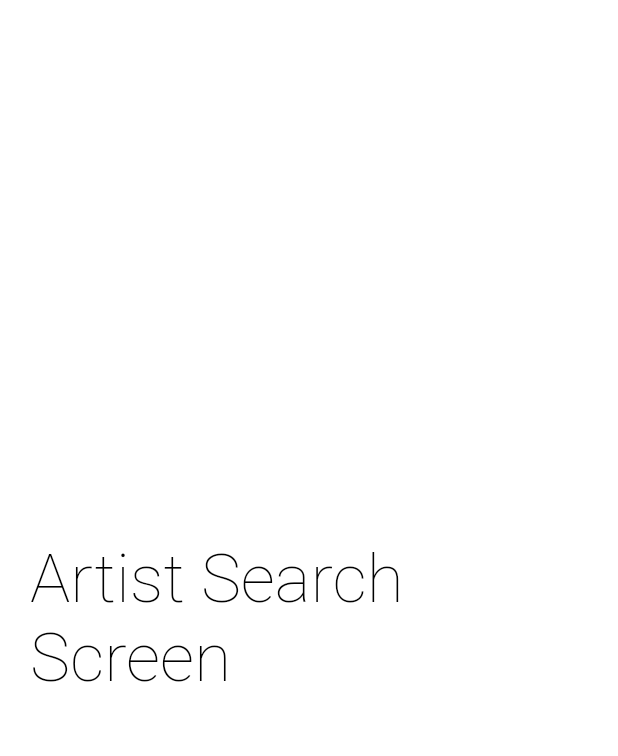
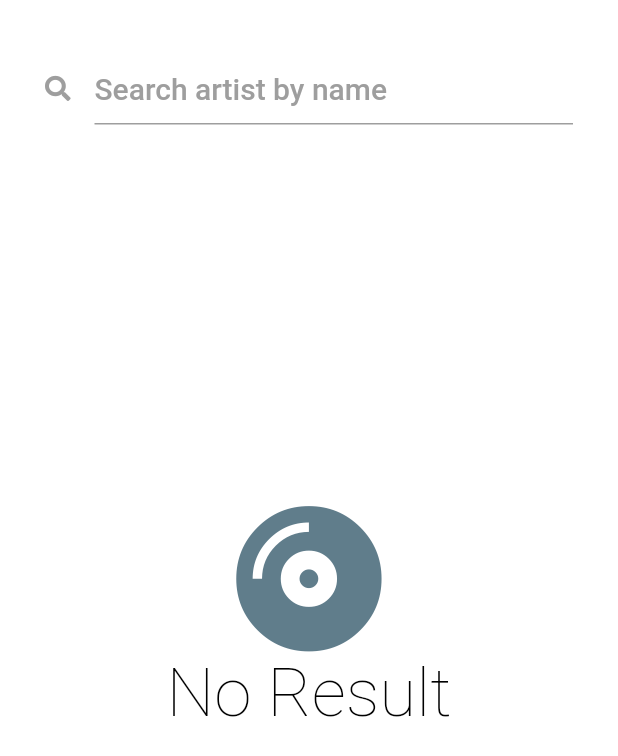
Before and after one commit to donaldking/last_fm_artist, a Flutter app: the screen it shows after launch, on a phone screen of 412 x 824 dp. Shown: the top 756 px of the screen. Run offline on Flutter 3.47's test engine with Material 2 defaults, Android fonts, the phone set to English and light mode, and no system bars; our stand-ins replace font_awesome_flutter.

Commit message:
- Loading data from network and presenting it to UI - Added a few widgets - Added stream builder

```diff
--- a/lib/Architecture/ApplicationLayer/Repository/Abstract/TSAArtistRepository.dart
+++ b/lib/Architecture/ApplicationLayer/Repository/Abstract/TSAArtistRepository.dart
@@ -8,5 +8,5 @@ abstract class TSAArtistRepository {
 
   Future<List<TSAArtistModel>?> searchArtist({required String artistName});
 
-  Future<TSAArtistModel?> getArtistInfo({required String mbid});
+  Future<TSAArtistModel?> getArtistInfo({required TSAArtistModel artist});
 }
--- a/lib/Architecture/ApplicationLayer/Repository/TSArtistRepository.dart
+++ b/lib/Architecture/ApplicationLayer/Repository/TSArtistRepository.dart
@@ -29,9 +29,9 @@ class TSArtistRepository implements TSAArtistRepository {
   }
 
   @override
-  Future<TSAArtistModel?> getArtistInfo({required String mbid}) async {
+  Future<TSAArtistModel?> getArtistInfo({required TSAArtistModel artist}) async {
     /// TODO: Change this to get artist info
-    return await dataAccess.read(mbid);
+    return await dataAccess.read(artist.mbid);
   }
 
   @override
--- a/lib/Architecture/ApplicationLayer/UseCases/TSGetArtistInfoUseCase.dart
+++ b/lib/Architecture/ApplicationLayer/UseCases/TSGetArtistInfoUseCase.dart
@@ -19,7 +19,7 @@ class TSGetArtistInfoUseCase implements TSAArtistUseCase {
     return _instance;
   }
 
-  Future<TSAArtistModel?> getArtistInfo({required String mbid}) async {
-    return await artistRepository.getArtistInfo(mbid: mbid);
+  Future<TSAArtistModel?> getArtistInfo({required TSAArtistModel artist}) async {
+    return await artistRepository.getArtistInfo(artist: artist);
   }
 }
--- a/lib/Architecture/PresentationLayer/Bloc/TSArtistBloc.dart
+++ b/lib/Architecture/PresentationLayer/Bloc/TSArtistBloc.dart
@@ -1,6 +1,5 @@
 import 'dart:async';
 
-import 'package:flutter/foundation.dart';
 import 'package:last_artist/Architecture/ApplicationLayer/Models/Abstract/TSAArtistModel.dart';
 import 'package:last_artist/Architecture/ApplicationLayer/UseCases/Abstract/TSAArtistUseCase.dart';
 import 'package:last_artist/Architecture/ApplicationLayer/UseCases/TSGetArtistInfoUseCase.dart';
@@ -11,6 +10,7 @@ class TSArtistBloc implements TSABloc {
   /// Stream Controller
   final StreamController<List<TSAArtistModel>> _artistStreamController = StreamController<List<TSAArtistModel>>();
   final StreamController<String> _searchTermStreamController = StreamController<String>();
+  final StreamController<TSAArtistModel> _getArtistInfoStreamController = StreamController<TSAArtistModel>();
 
   /// Stream
   Stream<List<TSAArtistModel>> get artistStream => _artistStreamController.stream;
@@ -18,8 +18,10 @@ class TSArtistBloc implements TSABloc {
   /// Sink
   Sink<String> get searchTermSink => _searchTermStreamController.sink;
 
+  Sink<TSAArtistModel> get getArtistInfoSink => _getArtistInfoStreamController.sink;
+
   /// Stream subscriptions
-  StreamSubscription? _searchTermStreamSubscription;
+  StreamSubscription? _searchTermStreamSubscription, _getArtistInfoStreamSubscription;
 
   /// Use Cases
   TSAArtistUseCase _searchUseCase;
@@ -49,22 +51,27 @@ class TSArtistBloc implements TSABloc {
         _searchForArtist(searchTerm: searchTerm);
       }
     });
+    _getArtistInfoStreamSubscription = _getArtistInfoStreamController.stream.listen((TSAArtistModel artist) {
+      _getArtistInfo(artist: artist);
+    });
   }
 
   void _searchForArtist({required String searchTerm}) async {
     try {
       List<TSAArtistModel>? result = await (_searchUseCase as TSSearchArtistUseCase).searchArtist(artistName: searchTerm);
-      debugPrint("Artist List: ${result?.first.name}");
+      if (result != null) {
+        _artistStreamController.add(result);
+      }
     } catch (error) {
-      debugPrint("Error searching");
+      _artistStreamController.addError(error.toString());
     }
   }
 
-  void _getArtistInfo({required String mbid}) async {
+  void _getArtistInfo({required TSAArtistModel artist}) async {
     try {
-      (_getInfoUseCase as TSGetArtistInfoUseCase).getArtistInfo(mbid: mbid);
+      (_getInfoUseCase as TSGetArtistInfoUseCase).getArtistInfo(artist: artist);
     } catch (error) {
-      debugPrint("Error getting details");
+      _artistStreamController.addError(error.toString());
     }
   }
 
@@ -73,5 +80,7 @@ class TSArtistBloc implements TSABloc {
     _artistStreamController.close();
     _searchTermStreamController.close();
     _searchTermStreamSubscription?.cancel();
+    _getArtistInfoStreamController.close();
+    _getArtistInfoStreamSubscription?.cancel();
   }
 }
--- a/lib/Architecture/PresentationLayer/Screens/TSArtistSearchScreen.dart
+++ b/lib/Architecture/PresentationLayer/Screens/TSArtistSearchScreen.dart
@@ -1,5 +1,12 @@
+import 'dart:ui';
+
+import 'package:flutter/cupertino.dart';
 import 'package:flutter/material.dart';
+import 'package:flutter/widgets.dart';
+import 'package:font_awesome_flutter/font_awesome_flutter.dart';
+import 'package:last_artist/Architecture/ApplicationLayer/Models/Abstract/TSAArtistModel.dart';
 import 'package:last_artist/Architecture/PresentationLayer/Bloc/TSArtistBloc.dart';
+import 'package:last_artist/Architecture/PresentationLayer/Widgets/TSTextFieldContainerWidget.dart';
 
 class TSArtistSearchScreen extends StatefulWidget {
   const TSArtistSearchScreen({Key? key}) : super(key: key);
@@ -10,16 +17,20 @@ class TSArtistSearchScreen extends StatefulWidget {
 
 class _TSArtistSearchScreenState extends State<TSArtistSearchScreen> {
   TSArtistBloc _bloc = TSArtistBloc.defaultArtistBloc();
+  late TextEditingController _searchTextFieldController = TextEditingController();
+  late FocusNode _searchTextFieldFocus = FocusNode();
 
   Future searchArtist({required String searchTerm}) async {
-    /// Call this when search button is pressed
     _bloc.searchTermSink.add(searchTerm);
+  }
+
+  void _getArtistInfo({required TSAArtistModel artist}) {
+    /// TODO: Navigate to details
+    debugPrint("Get artist details: ${artist.name}");
   }
 
   @override
   void initState() {
-    /// TODO: Remove this
-    searchArtist(searchTerm: "Burna boy");
     super.initState();
   }
 
@@ -34,22 +45,146 @@ class _TSArtistSearchScreenState extends State<TSArtistSearchScreen> {
     ThemeData themeData = Theme.of(context);
     return Scaffold(
       backgroundColor: Colors.white,
-      body: Container(
-        padding: EdgeInsets.only(left: 20),
-        child: Center(
-          child: Column(
+      body: SafeArea(
+        bottom: false,
+        child: Stack(
+          fit: StackFit.expand,
+          children: <Widget>[
+            Positioned(
+              top: 20,
+              left: 0,
+              right: 0,
+              child: Container(
+                padding: EdgeInsets.only(left: 10, right: 10),
+                child: TSTextFieldContainerWidget(
+                  child: TextField(
+                    controller: _searchTextFieldController,
+                    style: themeData.textTheme.headline6,
+                    autocorrect: false,
+                    autofocus: false,
+                    focusNode: _searchTextFieldFocus,
+                    cursorColor: Colors.black,
+                    decoration: InputDecoration(
+                      icon: Icon(
+                        FontAwesomeIcons.search,
+                        color: Colors.grey,
+                        size: 17,
+                      ),
+                      hintText: "Search artist by name",
+                      hintStyle: TextStyle(color: Colors.grey),
+                      border: UnderlineInputBorder(
+                        borderSide: BorderSide(
+                          color: Colors.grey.withOpacity(0.2),
+                          width: 0.5,
+                        ),
+                      ),
+                    ),
+                    textInputAction: TextInputAction.search,
+                    onSubmitted: (String value) {
+                      _searchTextFieldFocus.unfocus();
+                      searchArtist(searchTerm: value);
+                    },
+                  ),
+                ),
+              ),
+            ),
+            StreamBuilder<List<TSAArtistModel>>(
+              stream: _bloc.artistStream,
+              initialData: [],
+              builder: (context, snapshot) {
+                switch (snapshot.connectionState) {
+                  case ConnectionState.none:
+                  case ConnectionState.waiting:
+                    return _noResultWidget(context: context);
+                  case ConnectionState.active:
+                  case ConnectionState.done:
+                    return _resultWidget(
+                      context: context,
+                      result: snapshot.data ?? [],
+                      onPressed: (itemSelected) {
+                        _getArtistInfo(artist: itemSelected);
+                      },
+                    );
+                }
+              },
+            ),
+          ],
+        ),
+      ),
+    );
+  }
+
+  Widget _noResultWidget({required BuildContext context}) {
+    ThemeData themeData = Theme.of(context);
+    return Column(
       mainAxisAlignment: MainAxisAlignment.center,
-            children: <Widget>[
-              Text(
-                'Artist Search Screen',
+      crossAxisAlignment: CrossAxisAlignment.stretch,
+      children: [
+        Container(
+          child: Icon(
+            FontAwesomeIcons.compactDisc,
+            size: 100,
+            color: Colors.blueGrey,
+          ),
+        ),
+        Container(
+          child: Text(
+            'No Result',
             style: TextStyle(
               color: Colors.black,
               fontSize: themeData.textTheme.headline3?.fontSize,
               fontWeight: themeData.textTheme.headline1?.fontWeight,
             ),
+            textAlign: TextAlign.center,
+          ),
         ),
       ],
+    );
+  }
+
+  Widget _resultWidget({
+    required BuildContext context,
+    required List<TSAArtistModel> result,
+    Function(TSAArtistModel)? onPressed,
+  }) {
+    ThemeData themeData = Theme.of(context);
+    if (result.length == 0) return _noResultWidget(context: context);
+    return Positioned(
+      top: 120,
+      left: 0,
+      right: 0,
+      child: SizedBox(
+        height: MediaQuery.of(context).size.height * 0.8,
+        child: ListView.builder(
+          padding: EdgeInsets.only(left: 20, right: 20),
+          shrinkWrap: false,
+          itemCount: result.length,
+          itemBuilder: (context, index) {
+            TSAArtistModel artist = result[index];
+            return Column(
+              mainAxisAlignment: MainAxisAlignment.start,
+              crossAxisAlignment: CrossAxisAlignment.stretch,
+              children: [
+                GestureDetector(
+                  onTap: () {
+                    onPressed?.call(artist);
+                  },
+                  child: Container(
+                    padding: EdgeInsets.all(15),
+                    child: Text(
+                      artist.name ?? "",
+                      style: TextStyle(
+                          color: Colors.black,
+                          fontSize: themeData.textTheme.bodyText1?.fontSize,
+                          fontWeight: themeData.textTheme.bodyText1?.fontWeight),
+                      textAlign: TextAlign.left,
                     ),
+                  ),
+                ),
+                Divider()
+              ],
+            );
+          },
         ),
       ),
     );
--- /dev/null
+++ b/lib/Architecture/PresentationLayer/Widgets/TSTextFieldContainerWidget.dart
@@ -0,0 +1,27 @@
+import 'package:flutter/material.dart';
+
+class TSTextFieldContainerWidget extends StatelessWidget {
+  final Widget child;
+  final Color backgroundColor;
+
+  const TSTextFieldContainerWidget({
+    Key? key,
+    required this.child,
+    this.backgroundColor = Colors.white,
+  }) : super(key: key);
+
+  @override
+  Widget build(BuildContext context) {
+    Size size = MediaQuery.of(context).size;
+    return Container(
+      margin: EdgeInsets.symmetric(vertical: 10),
+      padding: EdgeInsets.symmetric(horizontal: 20, vertical: 5),
+      width: size.width / 1.5,
+      decoration: BoxDecoration(
+        color: backgroundColor,
+        borderRadius: BorderRadius.circular(8),
+      ),
+      child: child,
+    );
+  }
+}
```
Also changed, not shown: lib/Architecture/DataAccessLayer/TSArtistDataAccess.dart (+12 -2 lines). Lines whose indentation alone changed are shown as unchanged.
